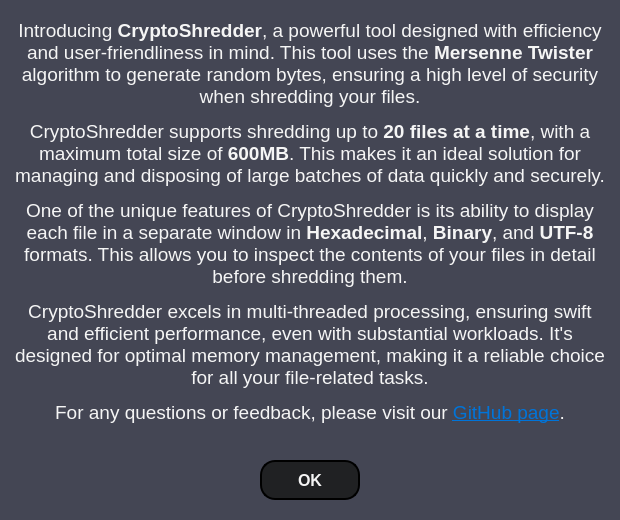
This is CryptoShredder/InfoWindow.ui in Shayhha/CryptoShredder as Qt 5 draws it before an edit. The edited form follows.
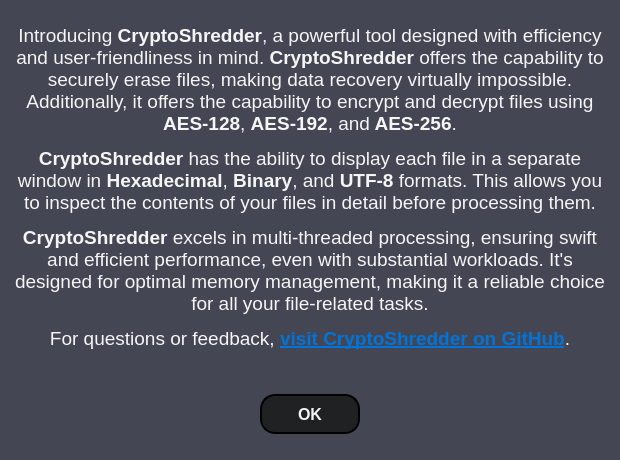
This is the edited form.

Commit message: CryptoShredder ready for first release, everything works as expected, improved overall performance.

```diff
--- a/CryptoShredder/InfoWindow.ui
+++ b/CryptoShredder/InfoWindow.ui
@@ -7,19 +7,19 @@
     <x>0</x>
     <y>0</y>
     <width>620</width>
-    <height>520</height>
+    <height>460</height>
    </rect>
   </property>
   <property name="minimumSize">
    <size>
     <width>620</width>
-    <height>520</height>
+    <height>460</height>
    </size>
   </property>
   <property name="maximumSize">
    <size>
     <width>620</width>
-    <height>520</height>
+    <height>460</height>
    </size>
   </property>
   <property name="font">
@@ -80,28 +80,25 @@
      <x>10</x>
      <y>10</y>
      <width>602</width>
-     <height>512</height>
+     <height>441</height>
     </rect>
    </property>
    <layout class="QVBoxLayout" name="verticalLayout">
     <property name="spacing">
-     <number>5</number>
+     <number>4</number>
     </property>
     <property name="sizeConstraint">
      <enum>QLayout::SetFixedSize</enum>
     </property>
     <item>
-     <spacer name="verticalSpacer3">
+     <spacer name="verticalSpacer">
       <property name="orientation">
        <enum>Qt::Vertical</enum>
       </property>
-      <property name="sizeType">
-       <enum>QSizePolicy::Fixed</enum>
-      </property>
       <property name="sizeHint" stdset="0">
        <size>
         <width>20</width>
-        <height>5</height>
+        <height>10</height>
        </size>
       </property>
      </spacer>
@@ -117,13 +114,13 @@
       <property name="minimumSize">
        <size>
         <width>600</width>
-        <height>430</height>
+        <height>370</height>
        </size>
       </property>
       <property name="maximumSize">
        <size>
-        <width>600</width>
-        <height>430</height>
+        <width>370</width>
+        <height>16777215</height>
        </size>
       </property>
       <property name="font">
@@ -136,20 +133,21 @@
        <enum>Qt::NoFocus</enum>
       </property>
       <property name="styleSheet">
-       <string notr="true">background-color: transparent;
-border: 0px;
-border-color: transparent;</string>
+       <string notr="true">QTextBrowser {
+   background-color: transparent;
+   border: 0px;
+   border-color: transparent;
+}</string>
       </property>
       <property name="html">
        <string>&lt;!DOCTYPE HTML PUBLIC &quot;-//W3C//DTD HTML 4.0//EN&quot; &quot;http://www.w3.org/TR/REC-html40/strict.dtd&quot;&gt;
 &lt;html&gt;&lt;head&gt;&lt;meta name=&quot;qrichtext&quot; content=&quot;1&quot; /&gt;&lt;style type=&quot;text/css&quot;&gt;
 p, li { white-space: pre-wrap; }
 &lt;/style&gt;&lt;/head&gt;&lt;body style=&quot; font-family:'Arial'; font-size:14pt; font-weight:400; font-style:normal;&quot;&gt;
-&lt;p align=&quot;center&quot; style=&quot; margin-top:0px; margin-bottom:0px; margin-left:0px; margin-right:0px; -qt-block-indent:0; text-indent:0px;&quot;&gt;&lt;span style=&quot; color:#f5f5f5;&quot;&gt;Introducing &lt;/span&gt;&lt;span style=&quot; font-weight:600; color:#f5f5f5;&quot;&gt;CryptoShredder&lt;/span&gt;&lt;span style=&quot; color:#f5f5f5;&quot;&gt;, a powerful tool designed with efficiency and user-friendliness in mind. This tool uses the &lt;/span&gt;&lt;span style=&quot; font-weight:600; color:#f5f5f5;&quot;&gt;Mersenne Twister&lt;/span&gt;&lt;span style=&quot; color:#f5f5f5;&quot;&gt; algorithm to generate random bytes, ensuring a high level of security when shredding your files.&lt;/span&gt;&lt;/p&gt;
-&lt;p align=&quot;center&quot; style=&quot; margin-top:12px; margin-bottom:12px; margin-left:0px; margin-right:0px; -qt-block-indent:0; text-indent:0px;&quot;&gt;&lt;span style=&quot; color:#f5f5f5;&quot;&gt;CryptoShredder supports shredding up to &lt;/span&gt;&lt;span style=&quot; font-weight:600; color:#f5f5f5;&quot;&gt;20 files at a time&lt;/span&gt;&lt;span style=&quot; color:#f5f5f5;&quot;&gt;, with a maximum total size of &lt;/span&gt;&lt;span style=&quot; font-weight:600; color:#f5f5f5;&quot;&gt;600MB&lt;/span&gt;&lt;span style=&quot; color:#f5f5f5;&quot;&gt;. This makes it an ideal solution for managing and disposing of large batches of data quickly and securely.&lt;/span&gt;&lt;/p&gt;
-&lt;p align=&quot;center&quot; style=&quot; margin-top:12px; margin-bottom:12px; margin-left:0px; margin-right:0px; -qt-block-indent:0; text-indent:0px;&quot;&gt;&lt;span style=&quot; color:#f5f5f5;&quot;&gt;One of the unique features of CryptoShredder is its ability to display each file in a separate window in &lt;/span&gt;&lt;span style=&quot; font-weight:600; color:#f5f5f5;&quot;&gt;Hexadecimal&lt;/span&gt;&lt;span style=&quot; color:#f5f5f5;&quot;&gt;, &lt;/span&gt;&lt;span style=&quot; font-weight:600; color:#f5f5f5;&quot;&gt;Binary&lt;/span&gt;&lt;span style=&quot; color:#f5f5f5;&quot;&gt;, and &lt;/span&gt;&lt;span style=&quot; font-weight:600; color:#f5f5f5;&quot;&gt;UTF-8&lt;/span&gt;&lt;span style=&quot; color:#f5f5f5;&quot;&gt; formats. This allows you to inspect the contents of your files in detail before shredding them.&lt;/span&gt;&lt;/p&gt;
-&lt;p align=&quot;center&quot; style=&quot; margin-top:12px; margin-bottom:12px; margin-left:0px; margin-right:0px; -qt-block-indent:0; text-indent:0px;&quot;&gt;&lt;span style=&quot; color:#f5f5f5;&quot;&gt;CryptoShredder excels in multi-threaded processing, ensuring swift and efficient performance, even with substantial workloads. It's designed for optimal memory management, making it a reliable choice for all your file-related tasks.&lt;/span&gt;&lt;/p&gt;
-&lt;p align=&quot;center&quot; style=&quot; margin-top:12px; margin-bottom:12px; margin-left:0px; margin-right:0px; -qt-block-indent:0; text-indent:0px;&quot;&gt;&lt;span style=&quot; color:#f5f5f5;&quot;&gt;For any questions or feedback, please visit our &lt;/span&gt;&lt;a href=&quot;https://github.com/Shayhha/CryptoShredder&quot;&gt;&lt;span style=&quot; text-decoration: underline; color:#0074d9;&quot;&gt;GitHub page&lt;/span&gt;&lt;/a&gt;.&lt;/p&gt;&lt;/body&gt;&lt;/html&gt;</string>
+&lt;p align=&quot;center&quot; style=&quot; margin-top:0px; margin-bottom:0px; margin-left:0px; margin-right:0px; -qt-block-indent:0; text-indent:0px;&quot;&gt;&lt;span style=&quot; color:#f5f5f5;&quot;&gt;Introducing &lt;/span&gt;&lt;span style=&quot; font-weight:600; color:#f5f5f5;&quot;&gt;CryptoShredder&lt;/span&gt;&lt;span style=&quot; color:#f5f5f5;&quot;&gt;, a powerful tool designed with efficiency and user-friendliness in mind. &lt;/span&gt;&lt;span style=&quot; font-weight:600; color:#f5f5f5;&quot;&gt;CryptoShredder&lt;/span&gt;&lt;span style=&quot; color:#f5f5f5;&quot;&gt; offers the capability to securely erase files, making data recovery virtually impossible. Additionally, it offers the capability to encrypt and decrypt files using&lt;/span&gt;&lt;span style=&quot; font-weight:600; color:#f5f5f5;&quot;&gt; AES-128&lt;/span&gt;&lt;span style=&quot; color:#f5f5f5;&quot;&gt;, &lt;/span&gt;&lt;span style=&quot; font-weight:600; color:#f5f5f5;&quot;&gt;AES-192&lt;/span&gt;&lt;span style=&quot; color:#f5f5f5;&quot;&gt;, and&lt;/span&gt;&lt;span style=&quot; font-weight:600; color:#f5f5f5;&quot;&gt; AES-256&lt;/span&gt;&lt;span style=&quot; color:#f5f5f5;&quot;&gt;.&lt;/span&gt;&lt;/p&gt;
+&lt;p align=&quot;center&quot; style=&quot; margin-top:12px; margin-bottom:12px; margin-left:0px; margin-right:0px; -qt-block-indent:0; text-indent:0px;&quot;&gt;&lt;span style=&quot; font-weight:600; color:#f5f5f5;&quot;&gt;CryptoShredder&lt;/span&gt;&lt;span style=&quot; color:#f5f5f5;&quot;&gt; has the ability to display each file in a separate window in &lt;/span&gt;&lt;span style=&quot; font-weight:600; color:#f5f5f5;&quot;&gt;Hexadecimal&lt;/span&gt;&lt;span style=&quot; color:#f5f5f5;&quot;&gt;, &lt;/span&gt;&lt;span style=&quot; font-weight:600; color:#f5f5f5;&quot;&gt;Binary&lt;/span&gt;&lt;span style=&quot; color:#f5f5f5;&quot;&gt;, and &lt;/span&gt;&lt;span style=&quot; font-weight:600; color:#f5f5f5;&quot;&gt;UTF-8&lt;/span&gt;&lt;span style=&quot; color:#f5f5f5;&quot;&gt; formats. This allows you to inspect the contents of your files in detail before processing them.&lt;/span&gt;&lt;/p&gt;
+&lt;p align=&quot;center&quot; style=&quot; margin-top:12px; margin-bottom:12px; margin-left:0px; margin-right:0px; -qt-block-indent:0; text-indent:0px;&quot;&gt;&lt;span style=&quot; font-weight:600; color:#f5f5f5;&quot;&gt;CryptoShredder&lt;/span&gt;&lt;span style=&quot; color:#f5f5f5;&quot;&gt; excels in multi-threaded processing, ensuring swift and efficient performance, even with substantial workloads. It's designed for optimal memory management, making it a reliable choice for all your file-related tasks.&lt;/span&gt;&lt;/p&gt;
+&lt;p align=&quot;center&quot; style=&quot; margin-top:12px; margin-bottom:12px; margin-left:0px; margin-right:0px; -qt-block-indent:0; text-indent:0px;&quot;&gt;&lt;span style=&quot; color:#f5f5f5;&quot;&gt;For questions or feedback, &lt;/span&gt;&lt;a href=&quot;https://github.com/Shayhha/CryptoShredder&quot;&gt;&lt;span style=&quot; font-weight:600; text-decoration: underline; color:#0074d9;&quot;&gt;visit CryptoShredder on GitHub&lt;/span&gt;&lt;/a&gt;.&lt;/p&gt;&lt;/body&gt;&lt;/html&gt;</string>
       </property>
       <property name="textInteractionFlags">
        <set>Qt::LinksAccessibleByKeyboard|Qt::LinksAccessibleByMouse</set>
@@ -159,22 +157,6 @@
       </property>
      </widget>
     </item>
-    <item>
-     <spacer name="verticalSpacer2">
-      <property name="orientation">
-       <enum>Qt::Vertical</enum>
-      </property>
-      <property name="sizeType">
-       <enum>QSizePolicy::Fixed</enum>
-      </property>
-      <property name="sizeHint" stdset="0">
-       <size>
-        <width>20</width>
-        <height>10</height>
-       </size>
-      </property>
-     </spacer>
-    </item>
     <item alignment="Qt::AlignHCenter">
      <widget class="QPushButton" name="OKButton">
       <property name="sizePolicy">
@@ -246,22 +228,6 @@
       </property>
      </widget>
     </item>
-    <item>
-     <spacer name="verticalSpacer">
-      <property name="orientation">
-       <enum>Qt::Vertical</enum>
-      </property>
-      <property name="sizeType">
-       <enum>QSizePolicy::Fixed</enum>
-      </property>
-      <property name="sizeHint" stdset="0">
-       <size>
-        <width>20</width>
-        <height>5</height>
-       </size>
-      </property>
-     </spacer>
-    </item>
    </layout>
   </widget>
  </widget>
```
Left out of the diff: 2 changed lines with no effect on the pictures. The commit also changes 15 other files.
